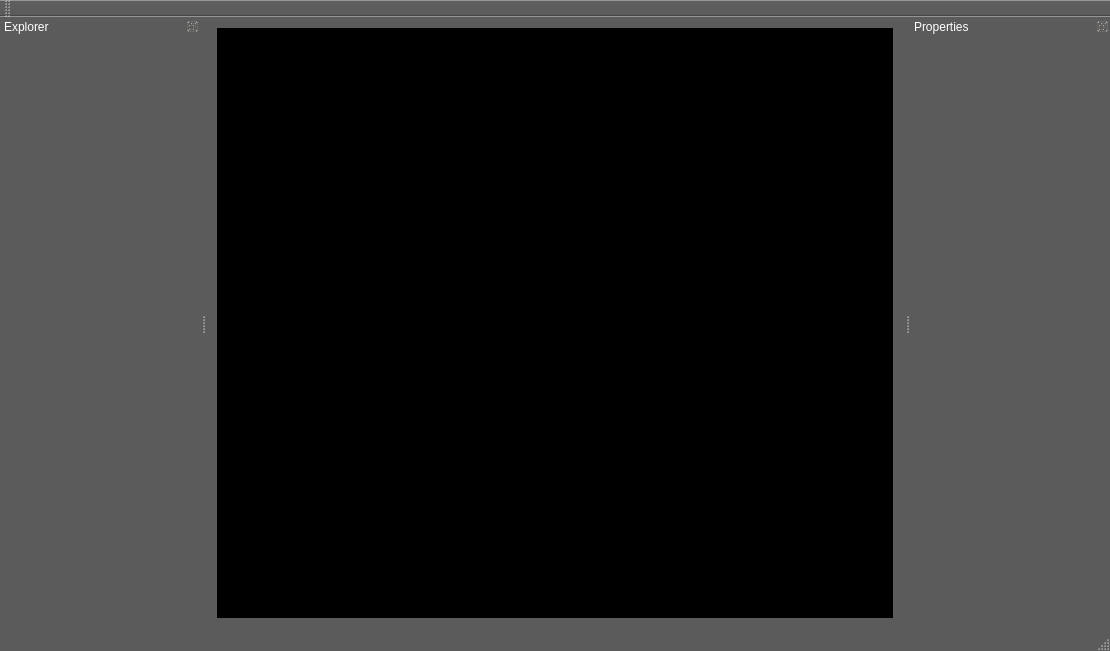
The window that NewEditor/mainwindow.ui (OGRECave/scape) describes before a commit, drawn with Qt 5.
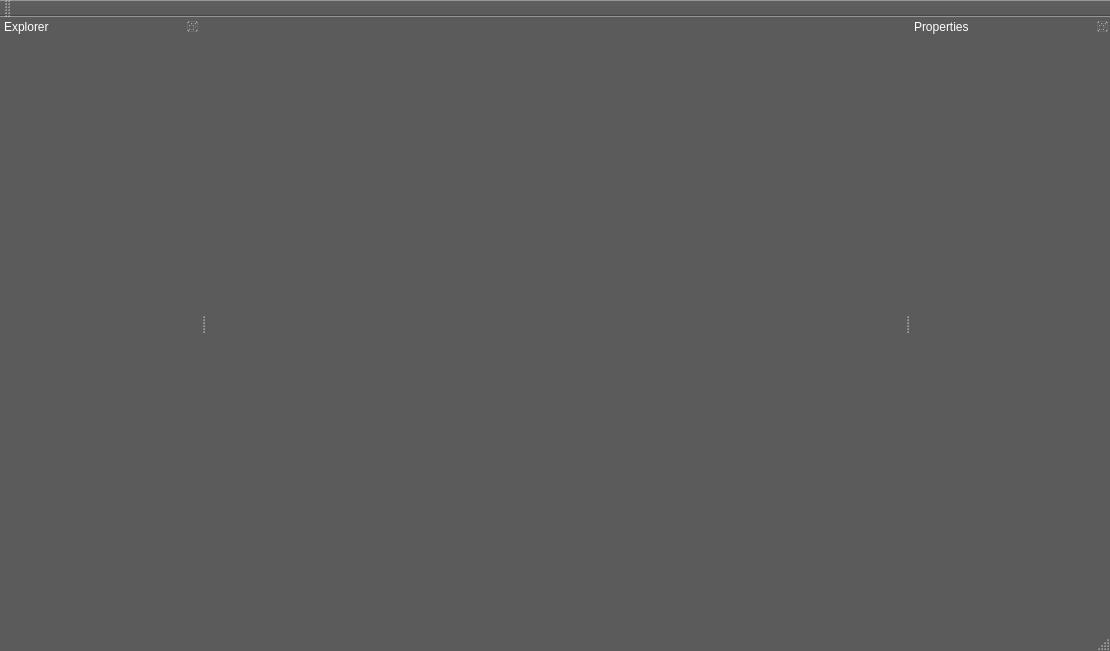
The same window after the commit.

```diff
--- a/NewEditor/mainwindow.ui
+++ b/NewEditor/mainwindow.ui
@@ -435,21 +435,7 @@
    <bool>true</bool>
   </property>
   <widget class="QWidget" name="centralWidget">
-   <layout class="QVBoxLayout" name="verticalLayout">
-    <item>
-     <widget class="QWidget" name="widget" native="true">
-      <property name="sizePolicy">
-       <sizepolicy hsizetype="Expanding" vsizetype="Expanding">
-        <horstretch>0</horstretch>
-        <verstretch>0</verstretch>
-       </sizepolicy>
-      </property>
-      <property name="styleSheet">
-       <string notr="true">background : rgb(0, 0, 0)</string>
-      </property>
-     </widget>
-    </item>
-   </layout>
+   <layout class="QVBoxLayout" name="verticalLayout"/>
   </widget>
   <widget class="QMenuBar" name="menuBar">
    <property name="geometry">
```
Left out of the diff: 2 changed lines with no effect on the pictures.
